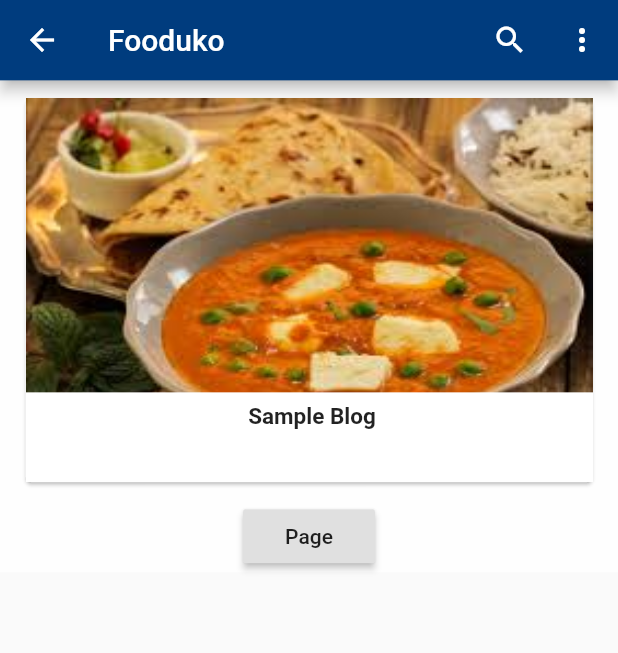
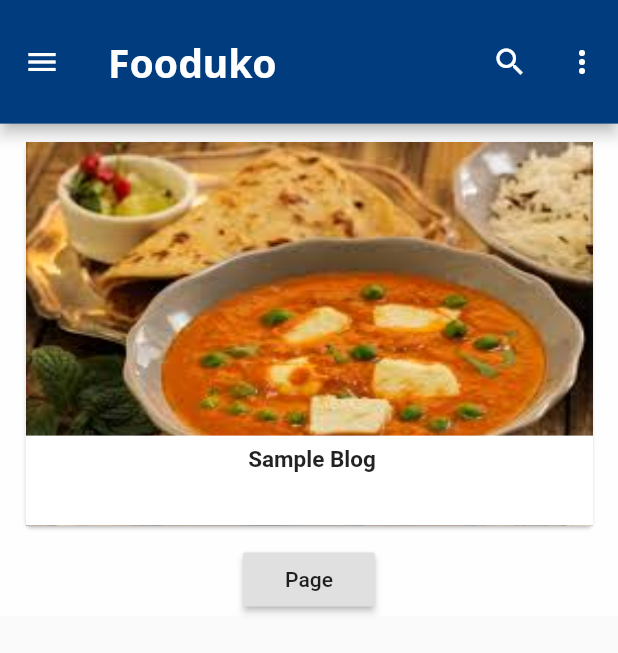
Before and after one commit to abby3010/DSCWOW_Fooduko, a Flutter app: the HomePage screen opened by its route, on a phone screen of 412 x 824 dp. Shown: the top 653 px of the screen. Run offline on Flutter 3.47's test engine with Material 2 defaults, Android fonts, the phone set to English and light mode, and no system bars; our stand-ins replace cloud_firestore, curved_navigation_bar, firebase_auth, firebase_core, google_fonts, google_sign_in and 1 more; accounts and stored records are empty.

Commit message:
UI changes

```diff
--- a/lib/authentication/loginpage.dart
+++ b/lib/authentication/loginpage.dart
@@ -124,7 +124,7 @@ class _LoginPageState extends State<LoginPage> {
         children: [
           Text(
             "Fooduko.",
-            style: Theme.of(context).textTheme.title,
+            style: Theme.of(context).textTheme.headline,
           ),
         ],
       ),
--- a/lib/landingpage.dart
+++ b/lib/landingpage.dart
@@ -2,6 +2,7 @@ import 'package:flutter/material.dart';
 import 'package:fooduko/authentication/auth_service.dart';
 import 'package:fooduko/authentication/loginpage.dart';
 import 'package:fooduko/screens/addRecipePage.dart';
+import 'package:fooduko/screens/homepage.dart';
 // import 'package:fooduko/screens/homepage.dart';
 import 'package:fooduko/user/user.dart';
 import 'package:fooduko/utils/routePage.dart';
@@ -16,7 +17,7 @@ class LandingPage extends StatelessWidget {
         builder: (_, AsyncSnapshot<UserCredentials> snapshot) {
           if (snapshot.connectionState == ConnectionState.active) {
             final user = snapshot.data;
-            return user == null ? LoginPage() : AddRecipePage();
+            return user == null ? LoginPage() : HomePage();
           } else {
             return Scaffold(
               body: Center(
--- a/lib/main.dart
+++ b/lib/main.dart
@@ -35,8 +35,8 @@ class MyApp extends StatelessWidget {
           primaryColor: Color(0xFF003C7E),
           accentColor: Color(0xFF4487C7),
           textTheme: TextTheme(
-              title: TextStyle(color: Colors.green[700], fontSize: 50, fontWeight: FontWeight.w700,),
-              // headline6: TextStyle(color: Color(0xFF003C7E), fontSize: 20, fontWeight: FontWeight.w700,),
+              title: TextStyle(color: Colors.blueGrey[800], fontSize: 20, fontWeight: FontWeight.w700,),
+              headline: TextStyle(color: Colors.green[700], fontSize: 50, fontWeight: FontWeight.w700,),
             ),
         ),
         // home: LandingPage(),
--- a/lib/screens/addNewRecipe.dart
+++ b/lib/screens/addNewRecipe.dart
@@ -72,7 +72,7 @@ class _AddRecipeFormState extends State<AddRecipeForm> {
   Widget build(BuildContext context) {
     return Scaffold(
       appBar: AppBar(
-        toolbarHeight: MediaQuery.of(context).size.height * 0.065,
+        toolbarHeight: MediaQuery.of(context).size.height * 0.1,
         title: Text("Add New Recipe"),
       ),
       body: SingleChildScrollView(
--- a/lib/screens/addRecipePage.dart
+++ b/lib/screens/addRecipePage.dart
@@ -95,7 +95,7 @@ class _AddRecipePageState extends State<AddRecipePage> {
   Widget build(BuildContext context) {
     return Scaffold(
       appBar: AppBar(
-        toolbarHeight: MediaQuery.of(context).size.height * 0.065,
+        toolbarHeight: MediaQuery.of(context).size.height * 0.1,
         title: Text("Add New Recipe"),
       ),
       body: Container(
--- a/lib/screens/homepage.dart
+++ b/lib/screens/homepage.dart
@@ -1,40 +1,53 @@
 import 'package:flutter/material.dart';
+import 'package:fooduko/utils/searchBarUI.dart';
+import 'package:google_fonts/google_fonts.dart';
 // import 'package:fooduko/authentication/auth_service.dart';
 // import 'package:provider/provider.dart';
 
 class HomePage extends StatefulWidget {
   HomePage({Key key}) : super(key: key);
 
-
   @override
   _HomePageState createState() => _HomePageState();
 }
 
 class _HomePageState extends State<HomePage> {
-
   @override
   Widget build(BuildContext context) {
     // final authUser = Provider.of<AuthService>(context);
     // final user = authUser.currentUser();
     return Scaffold(
       appBar: AppBar(
-        toolbarHeight: MediaQuery.of(context).size.height*0.065,
-        title: Text("Fooduko"),
+        toolbarHeight: MediaQuery.of(context).size.height * 0.1,
+        title: Text(
+          "Fooduko",
+          style: GoogleFonts.notoSans(
+            color: Colors.white,
+            textStyle: TextStyle(
+              fontSize: 26,
+              fontWeight: FontWeight.bold,
+            ),
+          ),
+        ),
         actions: [
           IconButton(
             icon: Icon(Icons.search),
-            onPressed: (){},
+            onPressed: () {
+              showSearch(context: context, delegate: SearchPage());
+            },
           ),
           IconButton(
             icon: Icon(Icons.more_vert),
-            onPressed: (){},
+            onPressed: () {},
           ),
         ],
       ),
-      body: Column(
-        children: <Widget>[
-          SingleChildScrollView(
-            child: Container(
+      drawer: Drawer(),
+      body: SingleChildScrollView(
+        child: Column(
+          children: <Widget>[
+            // CustomAppBar(title: "Foodoku", hintText: "Search",),
+            Container(
               decoration: BoxDecoration(
                 color: Colors.white70,
               ),
@@ -88,9 +101,9 @@ class _HomePageState extends State<HomePage> {
                 ],
               ),
             ),
-          ),
-          // ),
-        ],
+            // ),
+          ],
+        ),
       ),
       // floatingActionButton: FloatingActionButton(
       //   onPressed: () {},
```
Also changed, not shown: lib/utils/custom_appbar.dart (added, +93 -0 lines), lib/utils/searchBarUI.dart (+68 -0 lines).
